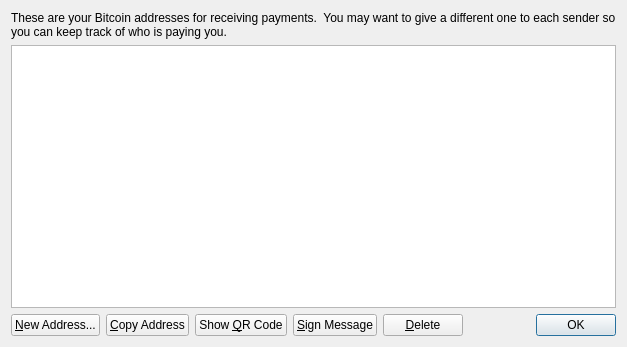
Old version of the form src/qt/forms/addressbookpage.ui in the repository raffermeko/bitcoin.
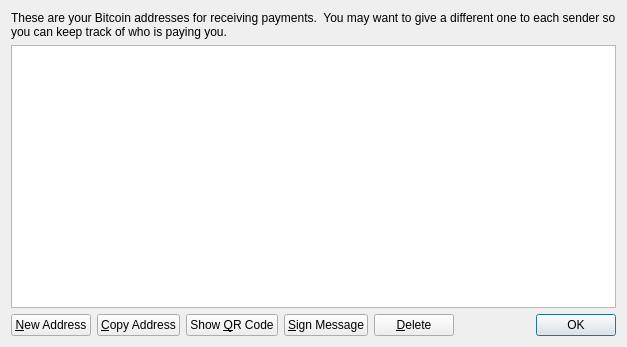
New version of the form. Icons and pictures are not drawn.

Commit message: harmonize the use of ellipsis ("...") to be used in menus, but not on buttons / update some strings to be more informative

Diff of the .ui file:
```diff
--- a/src/qt/forms/addressbookpage.ui
+++ b/src/qt/forms/addressbookpage.ui
@@ -63,7 +63,7 @@
         <string>Create a new address</string>
        </property>
        <property name="text">
-        <string>&amp;New Address...</string>
+        <string>&amp;New Address</string>
        </property>
        <property name="icon">
         <iconset resource="../bitcoin.qrc">
```
The commit also changes 4 other files.
